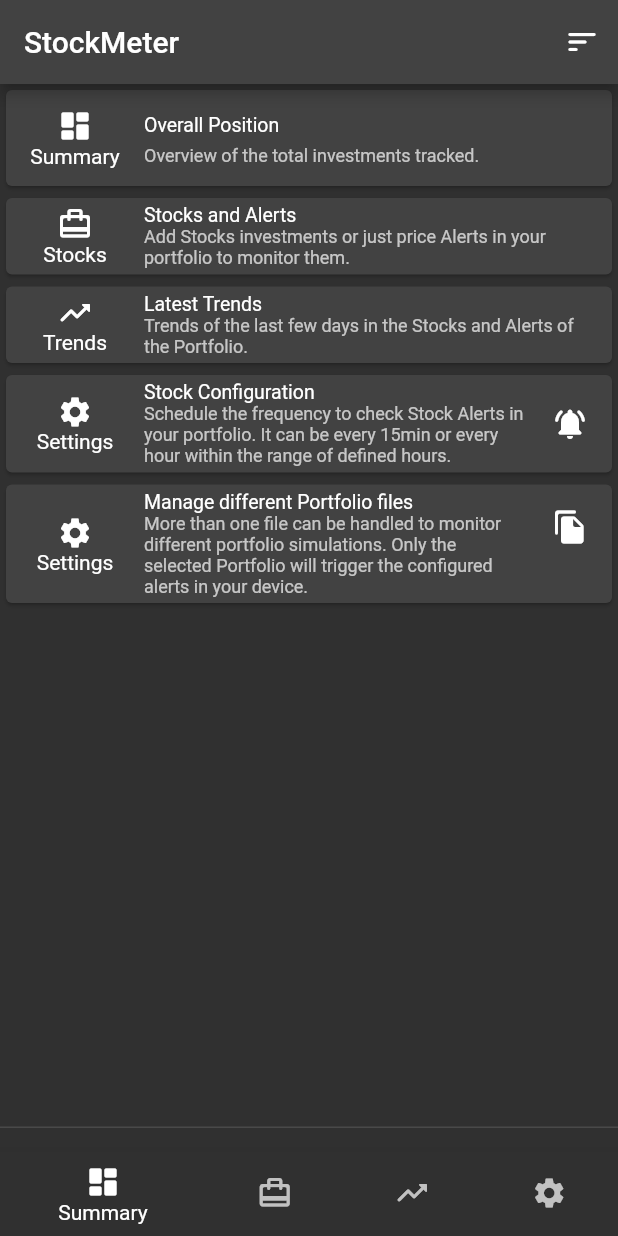
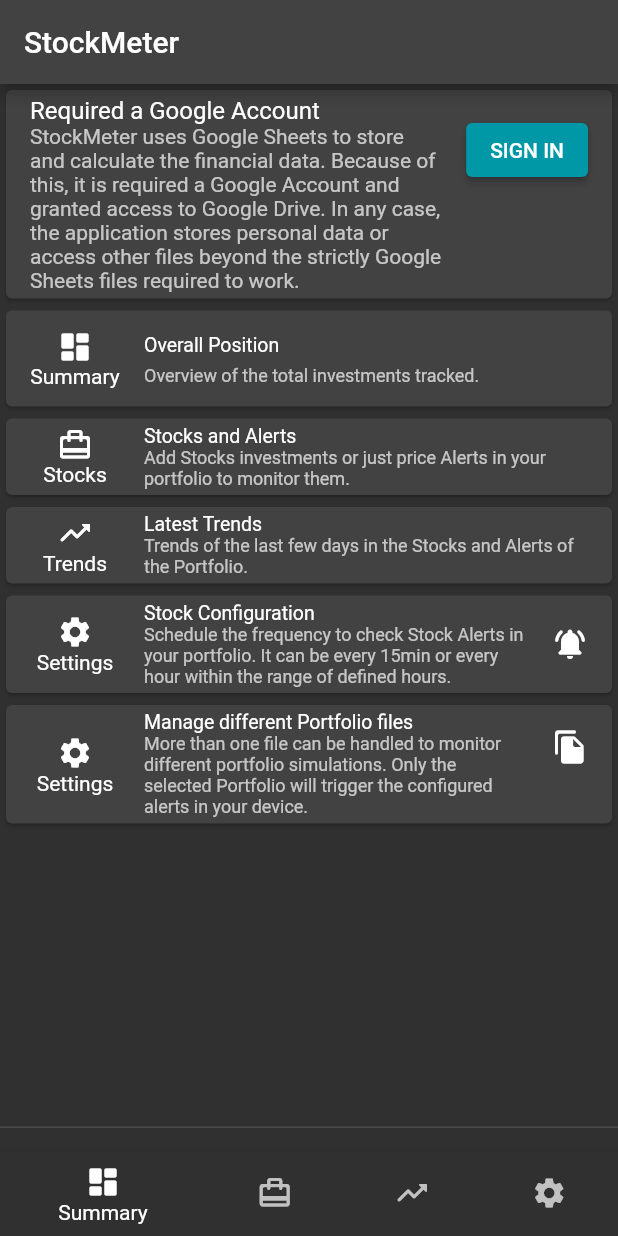
Before and after one commit to patrisiu/stockmeter, a Flutter app: the screen it shows after launch, on a phone screen of 412 x 824 dp. Run offline on Flutter 3.47's test engine with Material 2 defaults, Android fonts, the phone set to English and light mode, and no system bars; our stand-ins replace charts_flutter, connectivity_plus, firebase_analytics, firebase_auth, firebase_core, flutter_local_notifications and 3 more; missing offline and left inert: app_settings, workmanager; accounts and stored records are empty.

Commit message:
Added UserStateWidget to centralize SignIn, file creation and examples generation

```diff
--- a/lib/daos/stock_dao.dart
+++ b/lib/daos/stock_dao.dart
@@ -78,7 +78,7 @@
       '"=C$rowIndex*L$rowIndex", '
       '"=IF(D$rowIndex,L$rowIndex/D$rowIndex-1,0)", '
       '"=M$rowIndex-K$rowIndex", '
-      '"=IF(O$rowIndex>0,O$rowIndex-O$rowIndex*G$rowIndex-F$rowIndex,O$rowIndex)", '
+      '"=IF(O$rowIndex>0,O$rowIndex-O$rowIndex*F$rowIndex-E$rowIndex,O$rowIndex)", '
       '"=IF(C$rowIndex,TODAY()-B$rowIndex,0)", '
       '"=IF(Q$rowIndex,O$rowIndex/Q$rowIndex,0)", '
       '"=IF(Q$rowIndex,P$rowIndex/Q$rowIndex,0)", '
--- a/lib/screens/summary_screen.dart
+++ b/lib/screens/summary_screen.dart
@@ -1,21 +1,30 @@
 import 'package:flutter/material.dart';
+import 'package:get_it/get_it.dart';
 import 'package:scoped_model/scoped_model.dart';
 import 'package:stockmeter/builders/summary_builder.dart';
 import 'package:stockmeter/configurations/constants.dart';
+import 'package:stockmeter/controllers/foreground_controller.dart';
 import 'package:stockmeter/models/app_model.dart';
 import 'package:stockmeter/models/gain_chart_model.dart';
 import 'package:stockmeter/models/stock.dart';
 import 'package:stockmeter/models/summary.dart';
-import 'package:stockmeter/widgets/functionalities/functionality_widget_list.dart';
 import 'package:stockmeter/widgets/summary/summary_card_widget.dart';
 import 'package:stockmeter/widgets/summary/summary_gain_chart_card.dart';
+import 'package:stockmeter/widgets/user_state_widget.dart';
 
 class SummaryScreen extends StatelessWidget {
+  final ForegroundController _foregroundController =
+      GetIt.instance<ForegroundController>();
+
   @override
   Widget build(BuildContext context) => ScopedModelDescendant<AppModel>(
-      builder: (context, child, model) => model.isUserSigned
-          ? ListView(children: _buildSummaryScreen(model.stocks))
-          : ListView(children: FunctionalityWidgetList.get()));
+      builder: (context, child, model) => UserStateWidget(
+          isUserSigned: model.isUserSigned,
+          isStockFileMissing: model.stockFile == null && model.createFileOption,
+          isStocksEmpty: model.stocks.isEmpty,
+          foregroundController: _foregroundController,
+          widgetToDisplay:
+              ListView(children: _buildSummaryScreen(model.stocks))));
 
   List<Widget> _buildSummaryScreen(List<Stock> stocks) {
     final List<Stock> tradingStocks =
--- a/lib/widgets/actions/action_widget_list.dart
+++ b/lib/widgets/actions/action_widget_list.dart
@@ -1,9 +1,12 @@
 import 'package:flutter/material.dart';
 import 'package:stockmeter/widgets/actions/app_info_widget.dart';
 import 'package:stockmeter/widgets/actions/sort_widget.dart';
-import 'package:stockmeter/widgets/actions/stock_add_button_widget.dart';
+import 'package:stockmeter/widgets/actions/add_stock_widget.dart';
 
 class ActionWidgetList {
-  static List<Widget> get() =>
-      <Widget>[StockAddButtonWidget(), SortWidget(), AppInfoWidget()];
+  static List<Widget> get() => <Widget>[
+        AddStockWidget(),
+        SortWidget(),
+        AppInfoWidget(),
+      ];
 }
--- a/lib/widgets/actions/sort_widget.dart
+++ b/lib/widgets/actions/sort_widget.dart
@@ -15,7 +15,7 @@
       builder: (context, child, model) => _sortWidget(context, model));
 
   _sortWidget(BuildContext context, AppModel model) =>
-      _validScreen(model.currentScreen)
+      model.stockFile != null && _validScreen(model.currentScreen)
           ? _sortButtonWidget(context)
           : Container();
 
--- a/lib/widgets/settings/device_notification_constrain.dart
+++ b/lib/widgets/settings/device_notification_constrain.dart
@@ -1,4 +1,5 @@
 import 'package:app_settings/app_settings.dart';
+import 'package:flutter/foundation.dart';
 import 'package:flutter/material.dart';
 import 'package:scoped_model/scoped_model.dart';
 import 'package:stockmeter/configurations/constants.dart';
@@ -8,7 +9,16 @@
 class DeviceNotificationConstrain extends StatelessWidget {
   const DeviceNotificationConstrain({Key? key}) : super(key: key);
 
-  final String _dontKillMyAppURL = 'https://dontkillmyapp.com?app=StockMeter';
+  static const String _dontKillMyAppURL =
+      'https://dontkillmyapp.com?app=StockMeter';
+  static const String _deviceNotificationDisclaimer =
+      'Unfortunately, vendors (e.g. Xiaomi, Huawei, OnePlus or even Samsung…) '
+      'have their own battery savers into the firmware with each new Android release.\n'
+      'This may produce HugMeter unable to update position in the background '
+      'unless you actively use your device at the time.\n'
+      'In order to minimize this effect, the "Don\'t kill my app!" site explains '
+      'how to configure the App in your device.';
+  static const String _pressHere = ' Press here to visit the website.';
 
   @override
   Widget build(BuildContext context) => ScopedModelDescendant<AppModel>(
@@ -16,15 +26,9 @@
           _buildDeviceConstrain(context, _isEnabled(model.notificationCheck)));
 
   _buildDeviceConstrain(BuildContext context, bool isEnabled) => ListTile(
-      enabled: isEnabled,
+      enabled: !kIsWeb && isEnabled,
       title: const Text('Device Notification Constrain'),
-      subtitle: const Text(
-          'Unfortunately, vendors (e.g. Xiaomi, Huawei, OnePlus or even Samsung…) '
-          'have their own battery savers into the firmware with each new Android release.\n'
-          'This may produce StockMeter unable to check Stock Alerts in the background '
-          'unless you actively use your device at the time.\n'
-          'In order to minimize this effect, the "Don\'t kill my app!" site explains '
-          'how to configure the App in your device. Press here to visit the website.'),
+      subtitle: Text(_deviceNotificationConstrain(isEnabled)),
       trailing: Icon(Icons.app_settings_alt_rounded, size: 40),
       onTap: () => _launchURL(_dontKillMyAppURL),
       onLongPress: AppSettings.openAppSettings);
@@ -32,6 +36,10 @@
   bool _isEnabled(String notificationCheck) =>
       StockConstants.notificationCheckDisabled != notificationCheck;
 
+  String _deviceNotificationConstrain(bool isEnabled) => isEnabled
+      ? _deviceNotificationDisclaimer + _pressHere
+      : _deviceNotificationDisclaimer;
+
   void _launchURL(String url) async => await launcher.canLaunch(url)
       ? await launcher.launch(url)
       : throw 'Could not launch $url';
--- a/lib/widgets/settings/signinout_widget.dart
+++ b/lib/widgets/settings/signinout_widget.dart
@@ -6,7 +6,7 @@
 import 'package:stockmeter/widgets/stock_elevated_button.dart';
 
 class SignInOutWidget extends StatelessWidget {
-  final ForegroundController foregroundController =
+  final ForegroundController _foregroundController =
       GetIt.instance<ForegroundController>();
 
   @override
@@ -20,12 +20,12 @@
       subtitle: const Text('Required a Google Account'),
       trailing: StockElevatedButton(
           child: const Text('SIGN IN'),
-          onPressed: foregroundController.signIn));
+          onPressed: _foregroundController.signIn));
 
   Widget _buildSignOutWidget(String email) => ListTile(
       title: const Text("Sign Out"),
       subtitle: Text('Signed as $email'),
       trailing: StockElevatedButton(
           child: const Text('SIGN OUT'),
-          onPressed: foregroundController.signOut));
+          onPressed: _foregroundController.signOut));
 }
--- /dev/null
+++ b/lib/widgets/user_state_widget.dart
@@ -0,0 +1,132 @@
+import 'package:flutter/material.dart';
+import 'package:stockmeter/configurations/constants.dart';
+import 'package:stockmeter/controllers/foreground_controller.dart';
+import 'package:stockmeter/daos/stock_dao.dart';
+import 'package:stockmeter/widgets/functionalities/functionality_widget_list.dart';
+import 'package:stockmeter/widgets/settings/create_file_button_widget.dart';
+import 'package:stockmeter/widgets/stock/add_stock_action.dart';
+import 'package:stockmeter/widgets/stock_elevated_button.dart';
+
+class UserStateWidget extends StatelessWidget {
+  const UserStateWidget(
+      {Key? key,
+      required this.isUserSigned,
+      required this.isStockFileMissing,
+      required this.isStocksEmpty,
+      required this.widgetToDisplay,
+      required this.foregroundController})
+      : super(key: key);
+
+  final bool isUserSigned;
+  final bool isStockFileMissing;
+  final bool isStocksEmpty;
+  final Widget widgetToDisplay;
+
+  final ForegroundController foregroundController;
+
+  @override
+  Widget build(BuildContext context) => isUserSigned
+      ? isStockFileMissing
+          ? _createPortfolioFile()
+          : isStocksEmpty
+              ? ListView(children: [_introToStocks(), _generateStockExamples()])
+              : widgetToDisplay
+      : ListView(children: _elementsWhenSignOut());
+
+  List<Widget> _elementsWhenSignOut() {
+    List<Widget> elements = [_loginWithAccount()];
+    elements.addAll(FunctionalityWidgetList.get());
+    return elements;
+  }
+
+  Widget _loginWithAccount() => Card(
+      child: ListTile(
+          enabled: !isUserSigned,
+          title: const Text('Required a Google Account'),
+          subtitle: const Text(
+              'StockMeter uses Google Sheets to store and calculate the financial data. '
+              'Because of this, it is required a Google Account and granted access to Google Drive. '
+              'In any case, the application stores personal data or access other files '
+              'beyond the strictly Google Sheets files required to work.'),
+          trailing: isUserSigned
+              ? null
+              : StockElevatedButton(
+                  child: const Text('SIGN IN'),
+                  onPressed: foregroundController.signIn)));
+
+  Widget _createPortfolioFile() => Card(
+      child: ListTile(
+          enabled: isStockFileMissing,
+          title: const Text('Create a Portfolio!'),
+          subtitle: const Text(
+              'Create the first Stock File to start adding your financial data '
+              'or configure price alerts.'),
+          trailing: isStockFileMissing ? CreateFileButtonWidget() : null));
+
+  Widget _introToStocks() => Card(
+      child: ListTile(
+          leading: const Icon(StockConstants.navigationBarStocksIcon, size: 40),
+          title: const Text('Add the first Stock!'),
+          subtitle: const Text(
+              'Create a new Stock investment or just monitor its latest price.\n'
+              'A price Alert can be set and trigger a notification.\n'
+              'Remember to visit Settings to configure the Stock Notification.'),
+          trailing: StockElevatedButton(child: AddStockAction())));
+
+  Widget _generateStockExamples() => Card(
+      child: ListTile(
+          title: const Text('Lack of inspiration?!'),
+          subtitle: const Text(
+              'StockMeter requires introduce the Stocks with the symbol as provided by Google Finance. '
+              'As it might be quite tricky at first, here some examples can be generated '
+              'with different Exchange Codes to see how it works.'),
+          trailing: Container(
+              height: double.infinity,
+              child: StockElevatedButton(
+                  child: Column(
+                      mainAxisAlignment: MainAxisAlignment.center,
+                      children: [
+                        const Text('Generate'),
+                        const Text('Examples')
+                      ]),
+                  onPressed: _generateExamples))));
+
+  void _generateExamples() async {
+    await foregroundController
+        .createStock(_generateNasdaqGoog())
+        .whenComplete(() async =>
+            await foregroundController.createStock(_generateCurrencyBtcEur()))
+        .whenComplete(() async => await foregroundController
+            .createStock(_generateCurrencyBelTwenty()))
+        .whenComplete(() => foregroundController.fetchStocks());
+  }
+
+  StockDAO _generateNasdaqGoog() => StockDAO(
+      'NASDAQ:GOOG',
+      '02/02/2021',
+      '2',
+      '1234.567',
+      '87',
+      '0.23',
+      '0',
+      '34.42',
+      false,
+      'NASDAQ:GOOG Alphabet Inc Class C',
+      0);
+
+  StockDAO _generateCurrencyBtcEur() => StockDAO(
+      'CURRENCY:BTCEUR',
+      '09/02/2018',
+      '1',
+      '6979.28',
+      '0',
+      '0',
+      '38076.12',
+      '10000',
+      false,
+      'Bitcoin to Euro',
+      0);
+
+  StockDAO _generateCurrencyBelTwenty() => StockDAO('INDEXEURO:BEL20',
+      '03/01/2020', '0', '0', '0', '0', '0', '4202.13', false, 'BEL 20', 0);
+}
```
Also changed, not shown: lib/screens/stocks_screen.dart (+12 -14 lines), lib/screens/trends_screen.dart (+13 -3 lines), lib/widgets/actions/add_stock_widget.dart (added, +15 -0 lines), lib/widgets/actions/stock_add_button_widget.dart (deleted, +0 -29 lines), lib/widgets/stock/add_stock_action.dart (added, +20 -0 lines), 3 other files.
